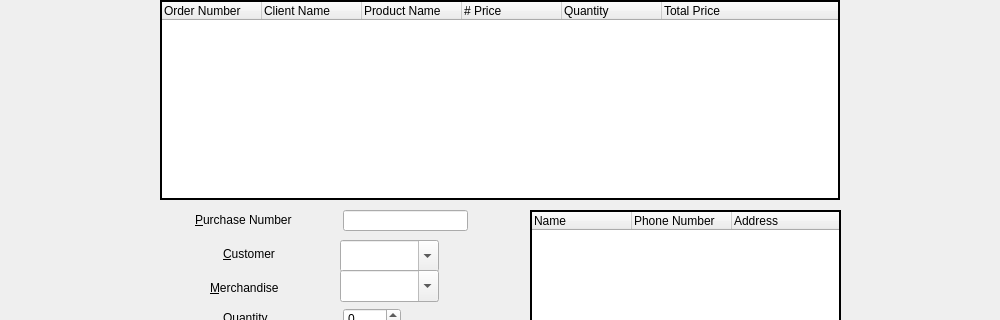
Before: the Qt Designer form purchasemanage.ui in GlennPark/OliveHealthCare, drawn with Qt 5; both pictures show x 0 to 1000 and y 0 to 320 of the 1000 by 1000 pixel window.
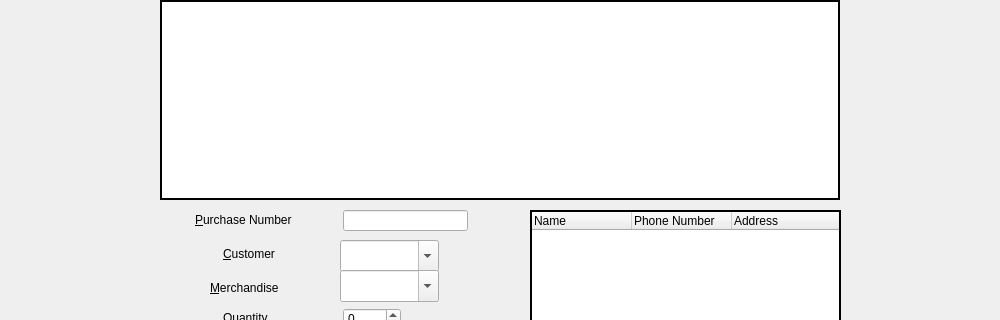
After: the same form once the commit is applied. Icons and pictures are not drawn.

```diff
--- a/purchasemanage.ui
+++ b/purchasemanage.ui
@@ -13,7 +13,7 @@
   <property name="windowTitle">
    <string>Order Info</string>
   </property>
-  <widget class="QTreeWidget" name="treeWidget">
+  <widget class="QTableView" name="tableView">
    <property name="geometry">
     <rect>
      <x>160</x>
@@ -28,39 +28,6 @@
    <property name="frameShadow">
     <enum>QFrame::Plain</enum>
    </property>
-   <property name="rootIsDecorated">
-    <bool>false</bool>
-   </property>
-   <column>
-    <property name="text">
-     <string>Order Number</string>
-    </property>
-   </column>
-   <column>
-    <property name="text">
-     <string>Client Name</string>
-    </property>
-   </column>
-   <column>
-    <property name="text">
-     <string>Product Name</string>
-    </property>
-   </column>
-   <column>
-    <property name="text">
-     <string># Price</string>
-    </property>
-   </column>
-   <column>
-    <property name="text">
-     <string>Quantity</string>
-    </property>
-   </column>
-   <column>
-    <property name="text">
-     <string>Total Price</string>
-    </property>
-   </column>
   </widget>
   <widget class="QPushButton" name="addPushButton">
    <property name="geometry">
```
